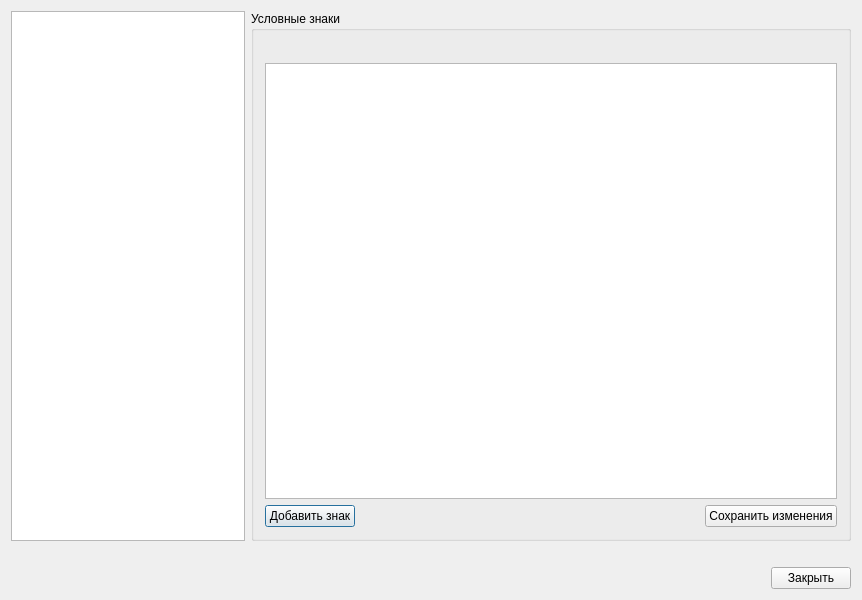
Qt form signs_edit/signs_edit.ui (p4da0ne/Psycho) before a commit.
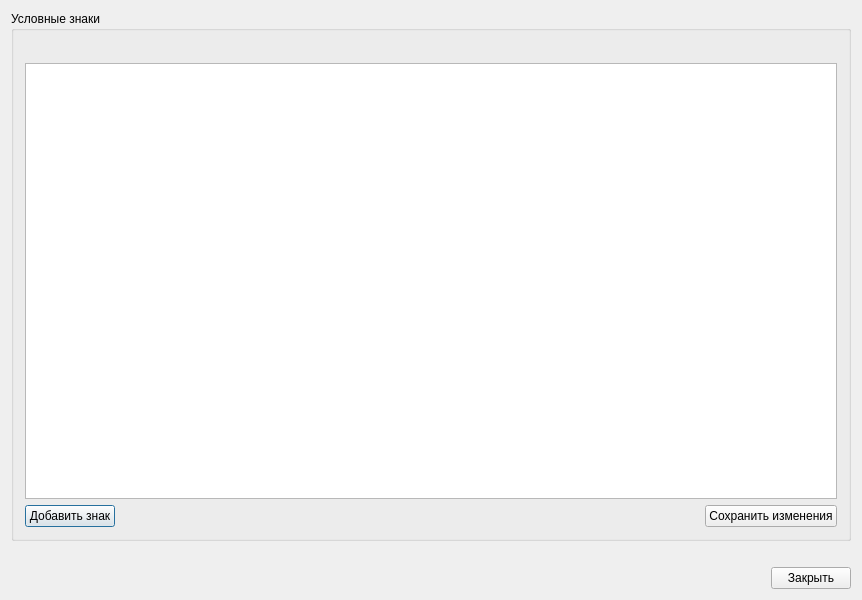
The same form after that commit.

Commit message: Added signs tree and else same fix

Diff of the .ui file:
```diff
--- a/signs_edit/signs_edit.ui
+++ b/signs_edit/signs_edit.ui
@@ -24,18 +24,7 @@
      <item>
       <layout class="QHBoxLayout" name="horizontalLayout_3" >
        <item>
-        <layout class="QVBoxLayout" name="verticalLayout_3" >
-         <item>
-          <widget class="QTreeView" name="object_types_treeView" >
-           <property name="minimumSize" >
-            <size>
-             <width>230</width>
-             <height>0</height>
-            </size>
-           </property>
-          </widget>
-         </item>
-        </layout>
+        <layout class="QVBoxLayout" name="verticalLayout_3"/>
        </item>
        <item>
         <widget class="QGroupBox" name="groupBox" >
@@ -161,7 +150,7 @@
    </item>
   </layout>
  </widget>
- <layoutdefault spacing="6" margin="11" />
+ <layoutdefault spacing="6" margin="11"/>
  <resources/>
  <connections/>
 </ui>
```
Left out of the diff: 75 changed lines with no effect on the pictures. The commit also changes 6 other files.
